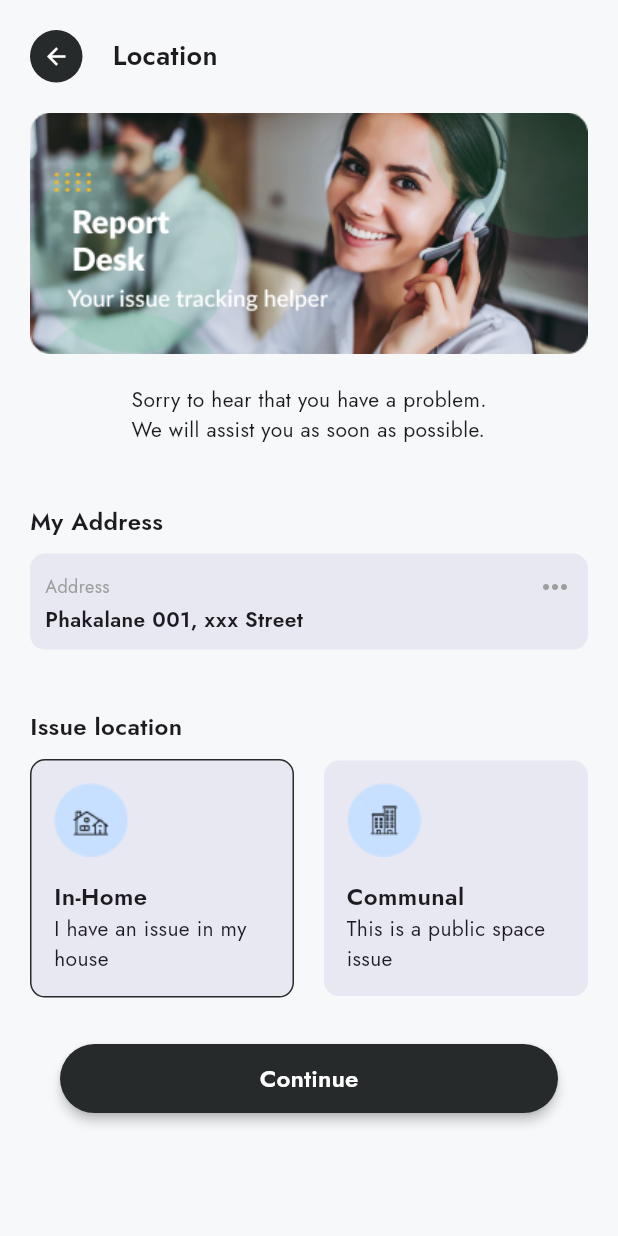
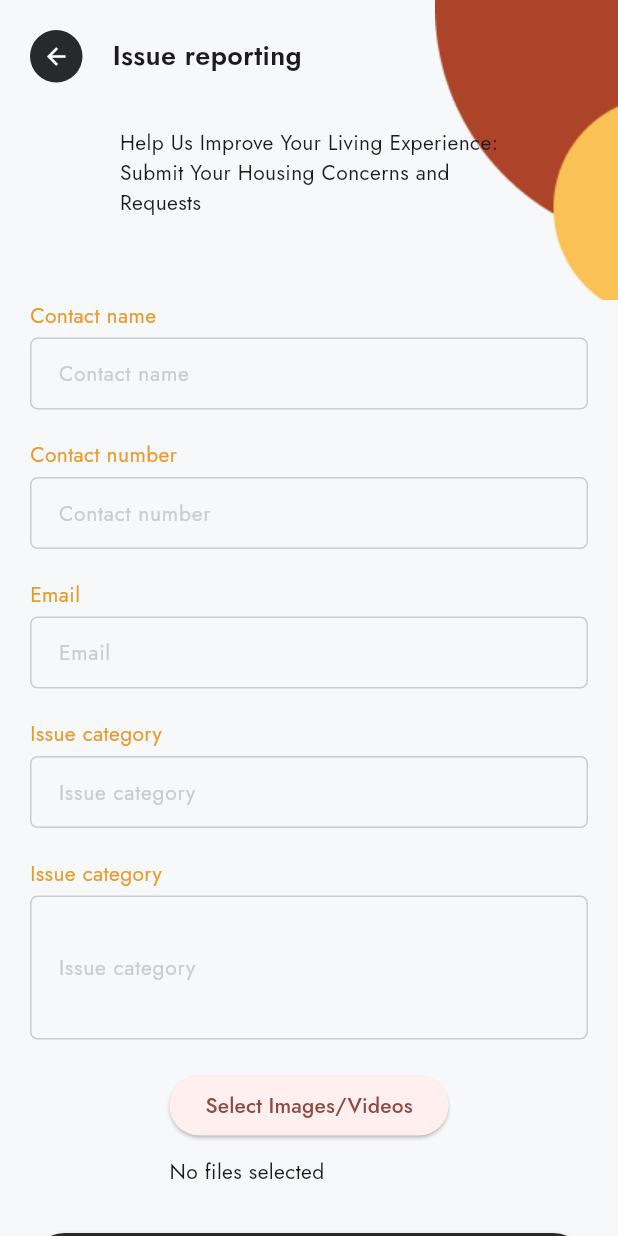
Before and after one commit to BwHomeBridge/BwHomeBridge, a Flutter app: the IssueLocationScreen screen opened by its route, after a tap on "Continue", on a phone screen of 412 x 824 dp. Run offline on Flutter 3.47's test engine with Material 3 defaults, Android fonts, the phone set to English and light mode, and no system bars; our stand-ins replace bloc, cached_network_image, dio, file_picker, flutter_bloc, flutter_dotenv and 7 more; missing offline and left inert: animated_card; generated files the repository leaves out were written again.

Commit message:
report success

```diff
--- /dev/null
+++ b/lib/ui/screens/report_desk/issue_flow/issue_details/issue_details_screen.dart
@@ -0,0 +1,116 @@
+import 'package:bw_home_bridge/ui/widgets/mc_button.dart';
+import 'package:bw_home_bridge/ui/widgets/mc_file_selector_field.dart';
+import 'package:bw_home_bridge/ui/widgets/mc_h_spacer.dart';
+import 'package:bw_home_bridge/ui/widgets/mc_icon_button.dart';
+import 'package:bw_home_bridge/ui/widgets/mc_text.dart';
+import 'package:bw_home_bridge/ui/widgets/mc_text_form_field.dart';
+import 'package:bw_home_bridge/ui/widgets/mc_v_spacer.dart';
+import 'package:bw_home_bridge/utils/app_routes.dart';
+import 'package:bw_home_bridge/utils/constants.dart';
+import 'package:bw_home_bridge/utils/mc_colors.dart';
+import 'package:flutter/material.dart';
+
+class IssueDetailsScreen extends StatelessWidget {
+  const IssueDetailsScreen({super.key});
+
+  @override
+  Widget build(BuildContext context) {
+    return Scaffold(
+      body: SafeArea(
+        child: SingleChildScrollView(
+          child: Column(
+            children: [
+              Container(
+                height: 200,
+                child: Stack(
+                  children: [
+                    //image
+                    Positioned(
+                      right: 0,
+                      child: Image(
+                        image: AssetImage('assets/images/deco1.png'),
+                      ),
+                    ),
+                    // header content
+                    Padding(
+                      padding: const EdgeInsets.all(kSpacing),
+                      child: Column(
+                        children: [
+                          Row(
+                            children: [
+                              McIconButton(
+                                onPressed: () {
+                                  Navigator.pop(context);
+                                },
+                              ),
+                              McHSpacer(kSpacing),
+                              McText.h2M('Issue reporting'),
+                            ],
+                          ),
+                          McVSpacer(30),
+                          McText.body(
+                            'Help Us Improve Your Living Experience:\nSubmit Your Housing Concerns and\nRequests',
+                          ),
+                        ],
+                      ),
+                    ),
+                  ],
+                ),
+              ),
+
+              /// Form
+              Padding(
+                padding: const EdgeInsets.symmetric(horizontal: kSpacing),
+                child: Column(
+                  children: [
+                    McTextFormField(
+                      labelText: 'Contact name',
+                    ),
+                    McVSpacer(),
+                    McTextFormField(
+                      labelText: 'Contact number',
+                    ),
+                    McVSpacer(),
+                    McTextFormField(
+                      labelText: 'Email',
+                    ),
+                    McVSpacer(),
+                    McTextFormField(
+                      labelText: 'Issue category',
+                    ),
+                    McVSpacer(),
+                    McTextFormField(
+                      labelText: 'Issue category',
+                      maxLines: 4,
+                    ),
+                    McVSpacer(),
+                    McFileSelectorField(
+                      onFilesSelected: (files) {
+                        // Handle the selected files
+                        for (var file in files) {
+                          print(
+                              'Selected file: ${file.name}, path: ${file.path}');
+                        }
+                      },
+                    ),
+                    McVSpacer(30),
+                    McButton(
+                      'Submit',
+                      expanded: true,
+                      color: McColors.black,
+                      onPressed: () {
+                        AppRoutes.openNamed(
+                            context, AppRoutes.issueReportSuccess);
+                      },
+                    ),
+                    McVSpacer(50),
+                  ],
+                ),
+              ),
+            ],
+          ),
+        ),
+      ),
+    );
+  }
+}
--- a/lib/ui/screens/report_desk/issue_flow/issue_location/issue_location_screen.dart
+++ b/lib/ui/screens/report_desk/issue_flow/issue_location/issue_location_screen.dart
@@ -5,6 +5,7 @@ import 'package:bw_home_bridge/ui/widgets/mc_h_spacer.dart';
 import 'package:bw_home_bridge/ui/widgets/mc_icon_button.dart';
 import 'package:bw_home_bridge/ui/widgets/mc_text.dart';
 import 'package:bw_home_bridge/ui/widgets/mc_v_spacer.dart';
+import 'package:bw_home_bridge/utils/app_routes.dart';
 import 'package:bw_home_bridge/utils/constants.dart';
 import 'package:bw_home_bridge/utils/mc_colors.dart';
 import 'package:flutter/material.dart';
@@ -55,7 +56,9 @@ class IssueLocationScreen extends StatelessWidget {
                     'Continue',
                     expanded: true,
                     color: McColors.black,
-                    onPressed: () {},
+                    onPressed: () {
+                      AppRoutes.openNamed(context, AppRoutes.issueDetails);
+                    },
                   ),
                 ),
               ],
--- /dev/null
+++ b/lib/ui/widgets/mc_file_selector_field.dart
@@ -0,0 +1,55 @@
+import 'package:flutter/material.dart';
+import 'package:file_picker/file_picker.dart';
+
+class McFileSelectorField extends StatefulWidget {
+  final void Function(List<PlatformFile>) onFilesSelected;
+
+  const McFileSelectorField({required this.onFilesSelected, Key? key})
+      : super(key: key);
+
+  @override
+  _McFileSelectorFieldState createState() => _McFileSelectorFieldState();
+}
+
+class _McFileSelectorFieldState extends State<McFileSelectorField> {
+  List<PlatformFile>? _selectedFiles;
+
+  Future<void> _pickFiles() async {
+    FilePickerResult? result = await FilePicker.platform.pickFiles(
+      allowMultiple: true,
+      type: FileType.custom,
+      allowedExtensions: ['jpg', 'jpeg', 'png', 'mp4', 'mov'],
+    );
+
+    if (result != null) {
+      setState(() {
+        _selectedFiles = result.files;
+      });
+      widget.onFilesSelected(result.files);
+    }
+  }
+
+  @override
+  Widget build(BuildContext context) {
+    return Column(
+      crossAxisAlignment: CrossAxisAlignment.start,
+      children: [
+        ElevatedButton(
+          onPressed: _pickFiles,
+          child: Text('Select Images/Videos'),
+        ),
+        const SizedBox(height: 10),
+        _selectedFiles != null
+            ? Column(
+                children: _selectedFiles!.map((file) {
+                  return ListTile(
+                    title: Text(file.name),
+                    subtitle: Text(file.size.toString() + ' bytes'),
+                  );
+                }).toList(),
+              )
+            : Text('No files selected'),
+      ],
+    );
+  }
+}
--- a/lib/utils/app_routes.dart
+++ b/lib/utils/app_routes.dart
@@ -40,6 +40,8 @@ class AppRoutes {
   static const String propertyChat = 'property-chat';
 
   static const String issueLocation = 'issue-location';
+  static const String issueDetails = 'issue-details';
+  static const String issueReportSuccess = 'issue-report-success';
 
   /// DO NOT USE >> UNRELIABLE
   static bool isActiveRouteName(BuildContext context, String routeName) {
--- a/lib/utils/mc_router.dart
+++ b/lib/utils/mc_router.dart
@@ -11,7 +11,9 @@ import 'package:bw_home_bridge/ui/screens/home/home_screen.dart';
 import 'package:bw_home_bridge/ui/screens/mortgage_calculator/mortgage_calculator_screen.dart';
 import 'package:bw_home_bridge/ui/screens/on_boarding/on_boarding_screen.dart';
 import 'package:bw_home_bridge/ui/screens/on_boarding/splash_screen.dart';
+import 'package:bw_home_bridge/ui/screens/report_desk/issue_flow/issue_details/issue_details_screen.dart';
 import 'package:bw_home_bridge/ui/screens/report_desk/issue_flow/issue_location/issue_location_screen.dart';
+import 'package:bw_home_bridge/ui/screens/report_desk/issue_flow/issue_report_success/issue_report_success_screen.dart';
 import 'package:bw_home_bridge/ui/screens/report_desk/report_desk_screen.dart';
 import 'package:bw_home_bridge/ui/screens/tenders/tenders_screen.dart';
 import 'package:bw_home_bridge/ui/screens/view_property/view_property_screen.dart';
@@ -32,7 +34,8 @@ class McRouter {
   static GoRouter router = GoRouter(
     navigatorKey: _rootNavigatorKey,
     debugLogDiagnostics: true,
-    initialLocation: '/dashboard/report-desk',
+    initialLocation:
+        '/dashboard/report-desk/issue-location/issue-details/issue-report-success',
     redirect: (context, state) {
       return null;
     },
@@ -68,8 +71,23 @@ class McRouter {
                 name: AppRoutes.issueLocation,
                 path: 'issue-location',
                 child: IssueLocationScreen(),
+                routes: [
+                  McRoutePage(
+                    name: AppRoutes.issueDetails,
+                    path: 'issue-details',
+                    child: IssueDetailsScreen(),
+                    routes: [
+                      McRoutePage(
+                        name: AppRoutes.issueReportSuccess,
+                        path: 'issue-report-success',
+                        child: IssueReportSuccessScreen(),
                       ),
-              ]),
+                    ],
+                  ),
+                ],
+              ),
+            ],
+          ),
           McRoutePage(
             name: AppRoutes.faq,
             path: 'faq',
```
Also changed, not shown: lib/ui/screens/report_desk/issue_flow/issue_report_success/issue_report_success_screen.dart (added, +88 -0 lines), lib/ui/widgets/mc_ticket_card.dart (added, +85 -0 lines), assets/images/deco1.png (added). Lines whose indentation alone changed are shown as unchanged.
